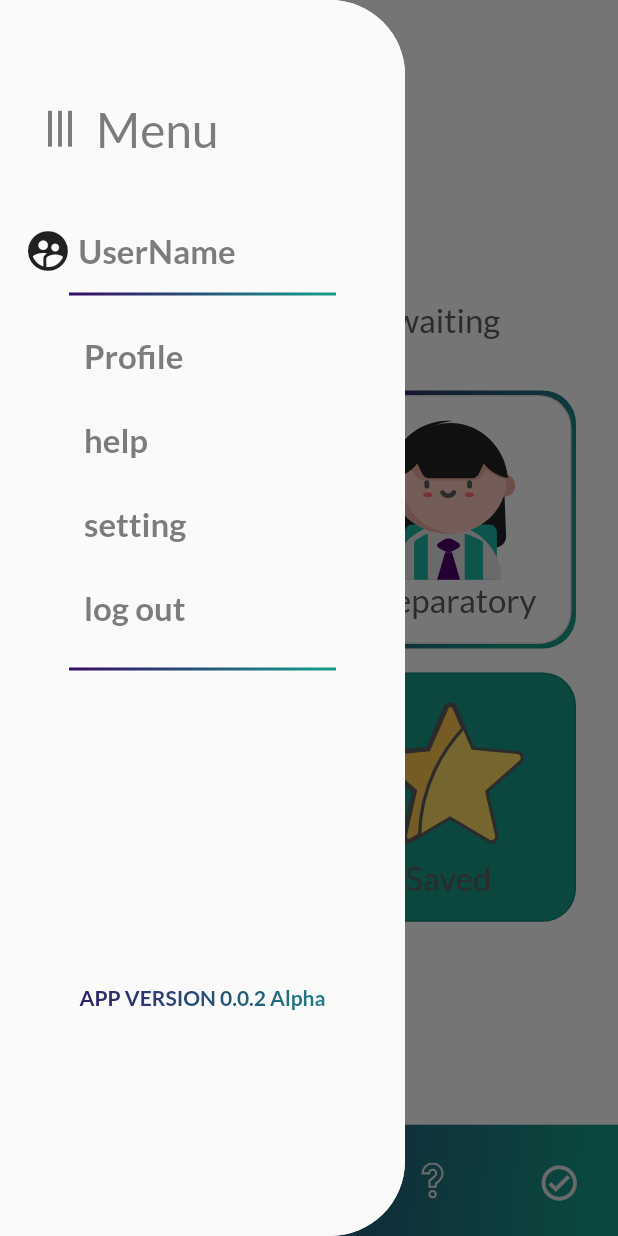
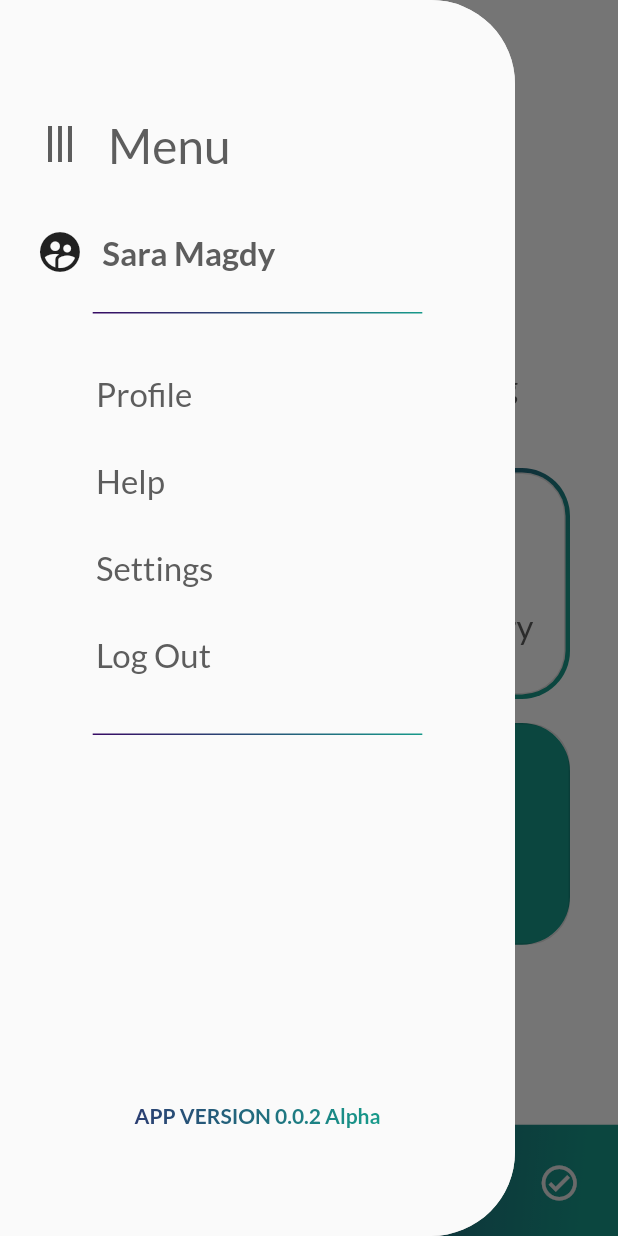
Before and after one commit to PeterAtger/dsp_teacher_application, a Flutter app: the MainScreen screen opened by its route, with the side drawer open, on a phone screen of 412 x 824 dp. Run offline on Flutter 3.47's test engine with Material 2 defaults, Android fonts, the phone set to English and light mode, and no system bars; drawn by our look-alikes of convex_bottom_bar; our stand-ins replace auto_size_text, flutter_svg; missing offline and left inert: adobe_xd.

Commit message:
Fixed MainScreenLayout

```diff
--- a/lib/Presentation/Pages/main_screen/components/gradientOutline.dart
+++ b/lib/Presentation/Pages/main_screen/components/gradientOutline.dart
@@ -5,22 +5,32 @@ class GradientOutline extends StatelessWidget {
   const GradientOutline({
     Key key,
     @required this.chld,
+    @required this.size,
+    this.radius = 32,
   }) : super(key: key);
   final Widget chld;
+  final Size size;
+  final double radius;
+
   @override
   Widget build(BuildContext context) {
-    return Container(padding: EdgeInsets.all(3),
-      decoration: BoxDecoration(borderRadius: BorderRadius.all(Radius.circular(22)),
-      gradient: LinearGradient(
-        begin: Alignment.topLeft,
-        end:Alignment(0.9, 0.0),
-        colors: [AppColors.cPurple[900], AppColors.cGreen[900]],
-        tileMode: TileMode.clamp,
-      ),),
+    return Container(
+      width: size.width * 0.8,
+      padding: EdgeInsets.all(3),
+      decoration: BoxDecoration(
+        borderRadius: BorderRadius.all(Radius.circular(radius)),
+        gradient: LinearGradient(
+          begin: Alignment.topLeft,
+          end: Alignment(1, 0.0),
+          colors: [AppColors.cPurple, AppColors.cGreen],
+          tileMode: TileMode.clamp,
+        ),
+      ),
       child: Container(
         decoration: BoxDecoration(
           color: AppColors.cWhite,
-          borderRadius: BorderRadius.all(Radius.circular(22)),),
+          borderRadius: BorderRadius.all(Radius.circular(radius - 3)),
+        ),
         child: chld,
       ),
     );
--- a/lib/Presentation/Pages/main_screen/components/main_screen_components/main_screen_table.dart
+++ b/lib/Presentation/Pages/main_screen/components/main_screen_components/main_screen_table.dart
@@ -7,13 +7,13 @@ class MainScreenTableItem extends StatelessWidget {
     Key key,
     @required this.outlineButtonStyle,
     @required this.img,
-    @required this.h,
+    @required this.size,
     @required this.txt,
   }) : super(key: key);
 
   final ButtonStyle outlineButtonStyle;
   final String img;
-  final double h;
+  final Size size;
   final String txt;
 
   @override
@@ -25,7 +25,7 @@ class MainScreenTableItem extends StatelessWidget {
             arguments: txt);
       },
       child: Column(children: [
-        SvgPicture.asset(img, height: h * 0.13),
+        SvgPicture.asset(img, height: 56),
         Text(txt,
             style: AppFonts.appText.copyWith(
               color: AppColors.cDarkGrey,
--- a/lib/Presentation/Pages/main_screen/components/side_menu.dart
+++ b/lib/Presentation/Pages/main_screen/components/side_menu.dart
@@ -1,114 +1,164 @@
+import 'package:dsp_teacher_application/Presentation/Theme/theme.dart';
 import 'package:flutter/material.dart';
 import 'dart:math' as math;
-import 'package:dsp_teacher_application/Presentation/Theme/theme.dart';
 
 final Shader linearGradient = LinearGradient(
   colors: <Color>[AppColors.cPurple, AppColors.cGreen],
 ).createShader(Rect.fromLTWH(0.0, 0.0, 250.0, 100.0));
 
 class SideMenu extends StatelessWidget {
+  final Size size;
+
+  const SideMenu({Key key, @required this.size}) : super(key: key);
 
   @override
   Widget build(BuildContext context) {
     return ClipRRect(
       // give it The desired border radius
       borderRadius: BorderRadius.only(
-        bottomRight: Radius.circular(50),
-        topRight:Radius.circular(50),
+        bottomRight: Radius.circular(56),
+        topRight: Radius.circular(56),
       ),
       // wrap with a sizedbox for a custom width [for more flexibility]
       child: SizedBox(
-        width: 270,
+        width: size.width / 1.2,
         child: Drawer(
-          child: SidMenu(),
+          child: SidMenuBar(
+            size: size,
+          ),
         ),
       ),
     );
   }
 }
 
-class SidMenu extends StatelessWidget {
+class SidMenuBar extends StatelessWidget {
+  final Size size;
+  static final List<String> items = ['Profile', 'Help', 'Settings', 'Log Out'];
+
+  const SidMenuBar({Key key, this.size}) : super(key: key);
   @override
   Widget build(BuildContext context) {
     return Drawer(
-     elevation: 0,
-     child: ListView(
-      padding: EdgeInsets.symmetric(horizontal:16),
+      child: Container(
+        padding: EdgeInsets.only(bottom: 72),
+        height: size.height,
+        child: Column(
+          mainAxisAlignment: MainAxisAlignment.spaceBetween,
           children: <Widget>[
-        SizedBox(height: MediaQuery.of(context).size.height*0.075 ,),
-        Row(children:[
+            Column(
+              children: [
+                // Top Spacing
+                SizedBox(
+                  height: 72,
+                ),
+
+                // Menu bar
+                Row(
+                  children: [
+                    SizedBox(
+                      width: 16,
+                    ),
                     Transform.rotate(
                       angle: 90 * math.pi / 180,
                       child: IconButton(
                           icon: Icon(
-                  Icons.menu,    size: 32,
-                  color: AppColors.cDarkGrey[700],
+                            Icons.menu,
+                            size: 32,
+                            color: AppColors.cDarkGrey,
                           ),
-                onPressed:(){},
+                          onPressed: () => Navigator.of(context).pop()),
+                    ),
+                    SizedBox(
+                      width: 8,
+                    ),
+                    Text("Menu",
+                        style: AppFonts.heading2.copyWith(
+                          color: AppColors.cDarkGrey,
+                        ))
+                  ],
+                ),
+
+                // Username
+                SizedBox(height: 32),
+                Row(children: [
+                  SizedBox(
+                    width: 24,
+                  ),
+                  Icon(
+                    Icons.supervised_user_circle,
+                    size: 32,
+                  ),
+                  SizedBox(width: 8),
+                  Text(
+                    " Sara Magdy",
+                    style:
+                        AppFonts.heading3.copyWith(color: AppColors.cDarkGrey),
+                  ),
+                ]),
+
+                GradientLine(width: size.width / 1.5),
+
+                Column(
+                  children: items
+                      .map((e) => InkWell(
+                            onTap: () => Navigator.of(context)
+                                .pushNamed('/MainScreen/$e'),
+                            child: Padding(
+                              padding:
+                                  const EdgeInsets.symmetric(vertical: 16.0),
+                              child: Row(
+                                children: [
+                                  SizedBox(
+                                    width: 64,
+                                  ),
+                                  Text(e,
+                                      style: AppFonts.appText.copyWith(
+                                        color: AppColors.cDarkGrey,
+                                      )),
+                                ],
                               ),
                             ),
-            Text("Menu",style:AppFonts.heading2.copyWith(color: AppColors.cDarkGrey[700]) ,)
-            ],
+                          ))
+                      .toList(),
                 ),
-        SizedBox(height: MediaQuery.of(context).size.height*0.05 ,),
-        Row(
-          children:[
-            Icon(Icons.supervised_user_circle , size:32,),
-            Text(" UserName",style:AppFonts.heading3.copyWith(color: AppColors.cDarkGrey[700]),),
-          ]
-        ),
-        Devidr(),
-        Padding(
-          padding: const EdgeInsets.fromLTRB(24, 0, 0, 0),
-          child: Column(
-            children: [
-              ListTile(
-                title: Text('Profile',style:AppFonts.heading3.copyWith(color: AppColors.cDarkGrey[700]) ,),
-                onTap: () => {},
-              ),
-              ListTile(
-                title: Text('help',style:AppFonts.heading3.copyWith(color: AppColors.cDarkGrey[700]) ,),
-                onTap: () => {},
-              ),
-              ListTile(
-                title: Text('setting',style:AppFonts.heading3.copyWith(color: AppColors.cDarkGrey[700]) ,),
-                onTap: () => {},
-              ),
-              ListTile(
-                title: Text('log out',style:AppFonts.heading3.copyWith(color: AppColors.cDarkGrey[700]) ,),
-                onTap: () => {},
+
+                GradientLine(
+                  width: size.width / 1.5,
                 ),
               ],
             ),
-        ),
-        Devidr(),
-        SizedBox(height: MediaQuery.of(context).size.height*0.24),
-        Text("APP VERSION 0.0.2 Alpha  ",textAlign:TextAlign.center,//style:AppFonts.versionControl,
+            Text(
+              "APP VERSION 0.0.2 Alpha  ",
+              textAlign: TextAlign.center, //style:AppFonts.versionControl,
               style: new TextStyle(
                   fontWeight: FontWeight.bold,
                   foreground: Paint()..shader = linearGradient),
             )
           ],
         ),
+      ),
     );
   }
 }
 
-class Devidr extends StatelessWidget {
+class GradientLine extends StatelessWidget {
+  final double width;
+
+  const GradientLine({Key key, this.width}) : super(key: key);
 
   @override
   Widget build(BuildContext context) {
     return Padding(
-      padding: const EdgeInsets.symmetric(vertical:12 , horizontal: 30),
-      child: SizedBox(
-      width: 200,
-      height: 2,
+      padding: const EdgeInsets.symmetric(vertical: 24),
       child: Container(
+        height: 1,
+        width: width * 0.8,
         decoration: BoxDecoration(
           gradient: LinearGradient(
-            begin: Alignment.topLeft,
-            end: Alignment(0.9, 0.0),
-            colors: [AppColors.cPurple[900], AppColors.cGreen[900]], ),
+            begin: Alignment.centerLeft,
+            end: Alignment.centerRight,
+            colors: [AppColors.cPurple, AppColors.cGreen],
           ),
         ),
       ),
--- a/lib/Presentation/Pages/main_screen/main_screen.dart
+++ b/lib/Presentation/Pages/main_screen/main_screen.dart
@@ -4,7 +4,6 @@ import 'package:dsp_teacher_application/Presentation/Pages/main_screen/component
 import 'package:dsp_teacher_application/Presentation/Pages/main_screen/components/side_menu.dart';
 import 'package:dsp_teacher_application/Presentation/Pages/main_screen/components/nav_bar.dart';
 import 'package:dsp_teacher_application/Presentation/Pages/main_screen/components/main_screen_components/main_screen_table.dart';
-
 
 class MainScreen extends StatefulWidget {
   @override
@@ -14,60 +13,89 @@ class MainScreen extends StatefulWidget {
 class _MainScreenState extends State<MainScreen> {
   @override
   Widget build(BuildContext context) {
-    var h=MediaQuery.of(context).size.height;
+    final Size size = MediaQuery.of(context).size;
     //Buttoms Style function
-    final ButtonStyle outlineButtonStyle  = OutlinedButton.styleFrom(
-      primary: AppColors.cPurple[900],
-      padding: EdgeInsets.symmetric(vertical: 0.02*h),
+    final ButtonStyle outlineButtonStyle = OutlinedButton.styleFrom(
+      primary: AppColors.cDarkGrey[100],
+      padding: EdgeInsets.symmetric(vertical: 0.04 * size.height),
       shape: const RoundedRectangleBorder(
-      borderRadius: BorderRadius.all(Radius.circular(22)),
+        borderRadius: BorderRadius.all(Radius.circular(29)),
       ),
     );
     return Scaffold(
-      appBar: scrBar(h),
-      body: Container(
-            padding:EdgeInsets.symmetric(horizontal: 20),
-            child:Column(
-              crossAxisAlignment:CrossAxisAlignment.start,
-              children:[
-              Text("Welcome Back, \n" , style: AppFonts.appText.copyWith(color: AppColors.cDarkGrey[900]),),
-              Text("We’ve got new questions waiting \n" , style: AppFonts.appText.copyWith(color: AppColors.cDarkGrey[900]),),
-              QuestionLevelTable(outlineButtonStyle: outlineButtonStyle, h: h),
-            ]) ,
+      body: _ScreenBody(outlineButtonStyle: outlineButtonStyle, size: size),
+      drawer: SideMenu(
+        size: size,
       ),
-      drawer: SideMenu(),
-      bottomNavigationBar:NavBar(),
-  );}
+      bottomNavigationBar: NavBar(),
+    );
+  }
+}
 
+class _ScreenBody extends StatelessWidget {
+  const _ScreenBody({
+    Key key,
+    @required this.outlineButtonStyle,
+    @required this.size,
+  }) : super(key: key);
 
-  PreferredSize scrBar(double h) {
-    return PreferredSize(
-   preferredSize: Size.fromHeight(h*0.18),
-   child: Padding(
-     padding: EdgeInsets.symmetric(vertical:h*.05),
-     child: AppBar(
-       leading: Builder(
-            builder: (context) => IconButton(
-              icon: Icon(Icons.menu,    size: 32,   color: AppColors.cDarkGrey[700],),
+  final ButtonStyle outlineButtonStyle;
+  final Size size;
+
+  @override
+  Widget build(BuildContext context) {
+    return Container(
+      padding: EdgeInsets.symmetric(horizontal: 32),
+      child: Column(crossAxisAlignment: CrossAxisAlignment.start, children: [
+        SizedBox(
+          height: 72,
+        ),
+        Row(
+          children: [
+            IconButton(
+              icon: Icon(
+                Icons.menu,
+                size: 32,
+                color: AppColors.cDarkGrey,
+              ),
               onPressed: () => Scaffold.of(context).openDrawer(),
             ),
+            SizedBox(
+              width: 8,
             ),
-        elevation: 0,
-        backgroundColor: Colors.transparent,
-        title : Text('Main', style: AppFonts.heading2.copyWith(color: AppColors.cDarkGrey[800])),
-     ),),);
-  }}
+            Text('Main',
+                style: AppFonts.heading2.copyWith(color: AppColors.cDarkGrey)),
+          ],
+        ),
+        SizedBox(
+          height: 72,
+        ),
+        Text(
+          "Welcome Back, \n",
+          style: AppFonts.appText.copyWith(color: AppColors.cDarkGrey),
+        ),
+        Text(
+          "We’ve got new questions waiting \n",
+          style: AppFonts.appText.copyWith(color: AppColors.cDarkGrey),
+        ),
+        SizedBox(
+          height: 16,
+        ),
+        QuestionLevelTable(outlineButtonStyle: outlineButtonStyle, size: size),
+      ]),
+    );
+  }
+}
 
 class QuestionLevelTable extends StatelessWidget {
   const QuestionLevelTable({
     Key key,
     @required this.outlineButtonStyle,
-    @required this.h,
+    @required this.size,
   }) : super(key: key);
 
   final ButtonStyle outlineButtonStyle;
-  final double h;
-
+  final Size size;
   @override
   Widget build(BuildContext context) {
     return Table(
@@ -75,27 +103,55 @@ class QuestionLevelTable extends StatelessWidget {
         TableRow(
           children: [
             Padding(
-            padding: const EdgeInsets.all(8.0),
-            child: GradientOutline(chld: MainScreenTableItem(txt: 'Primary',img: 'lib/Presentation/Images/boysvg.svg',outlineButtonStyle: outlineButtonStyle, h: h ),),
+              padding: const EdgeInsets.only(right: 8.0, bottom: 8),
+              child: GradientOutline(
+                size: size,
+                chld: MainScreenTableItem(
+                    txt: 'Primary',
+                    img: 'lib/Presentation/Images/boysvg.svg',
+                    outlineButtonStyle: outlineButtonStyle,
+                    size: size),
+              ),
             ),
             Padding(
-            padding: const EdgeInsets.all(8.0),
-            child: GradientOutline(chld: MainScreenTableItem(txt: 'Preparatory',img: 'lib/Presentation/Images/girl.svg',outlineButtonStyle: outlineButtonStyle, h: h ),),
+              padding: const EdgeInsets.only(left: 8, bottom: 8),
+              child: GradientOutline(
+                size: size,
+                chld: MainScreenTableItem(
+                    txt: 'Preparatory',
+                    img: 'lib/Presentation/Images/girl.svg',
+                    outlineButtonStyle: outlineButtonStyle,
+                    size: size),
+              ),
             ),
           ],
         ),
-        TableRow(children: [
+        TableRow(
+          children: [
             Padding(
-            padding: const EdgeInsets.all(8.0),
-            child: GradientOutline(chld: MainScreenTableItem(txt: 'Secondry',img: 'lib/Presentation/Images/secondaryboy.svg',outlineButtonStyle: outlineButtonStyle, h: h ),),
+              padding: const EdgeInsets.only(right: 8.0, top: 8),
+              child: GradientOutline(
+                chld: MainScreenTableItem(
+                    txt: 'Secondry',
+                    img: 'lib/Presentation/Images/secondaryboy.svg',
+                    outlineButtonStyle: outlineButtonStyle,
+                    size: size),
+                size: size,
               ),
-
+            ),
             Padding(
-            padding: const EdgeInsets.all(8.0),
+              padding: const EdgeInsets.only(left: 8, top: 8),
               child: Container(
-              decoration: BoxDecoration(borderRadius: BorderRadius.all(Radius.circular(22)),
-              color:AppColors.cGreen,),
-              child: MainScreenTableItem(txt: 'Saved',img: 'lib/Presentation/Images/yellow_star.svg',outlineButtonStyle: outlineButtonStyle, h: h ),),
+                decoration: BoxDecoration(
+                  borderRadius: BorderRadius.all(Radius.circular(32)),
+                  color: AppColors.cGreen,
+                ),
+                child: MainScreenTableItem(
+                    txt: 'Saved',
+                    img: 'lib/Presentation/Images/yellow_star.svg',
+                    outlineButtonStyle: outlineButtonStyle,
+                    size: size),
+              ),
             ),
           ],
         ),
```
Lines whose indentation alone changed are shown as unchanged.
